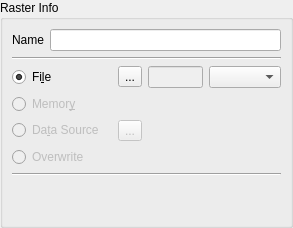
First picture: the form in src/terralib/qt/widgets/rp/ui/RasterInfoWidgetForm.ui, repository claudiobogossian/terralib5, before the edit.
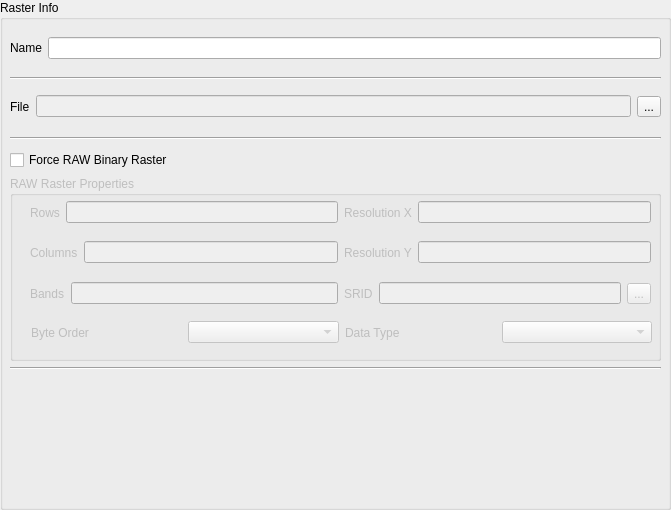
Second picture: the form after the edit.

```diff
--- a/src/terralib/qt/widgets/rp/ui/RasterInfoWidgetForm.ui
+++ b/src/terralib/qt/widgets/rp/ui/RasterInfoWidgetForm.ui
@@ -6,10 +6,16 @@
    <rect>
     <x>0</x>
     <y>0</y>
-    <width>293</width>
-    <height>228</height>
+    <width>671</width>
+    <height>510</height>
    </rect>
   </property>
+  <property name="minimumSize">
+   <size>
+    <width>0</width>
+    <height>0</height>
+   </size>
+  </property>
   <property name="windowTitle">
    <string>Raster Info</string>
   </property>
@@ -28,13 +34,37 @@
    </property>
    <item row="0" column="0">
     <widget class="QGroupBox" name="groupBox">
+     <property name="minimumSize">
+      <size>
+       <width>671</width>
+       <height>510</height>
+      </size>
+     </property>
      <property name="title">
       <string>Raster Info</string>
      </property>
-     <layout class="QGridLayout" name="gridLayout_6">
-      <item row="0" column="0">
-       <layout class="QGridLayout" name="gridLayout_5">
-        <item row="0" column="0">
+     <widget class="Line" name="line_3">
+      <property name="geometry">
+       <rect>
+        <x>10</x>
+        <y>130</y>
+        <width>651</width>
+        <height>16</height>
+       </rect>
+      </property>
+      <property name="orientation">
+       <enum>Qt::Horizontal</enum>
+      </property>
+     </widget>
+     <widget class="QWidget" name="">
+      <property name="geometry">
+       <rect>
+        <x>10</x>
+        <y>33</y>
+        <width>651</width>
+        <height>31</height>
+       </rect>
+      </property>
          <layout class="QGridLayout" name="gridLayout">
           <item row="0" column="0">
            <widget class="QLabel" name="label">
@@ -51,35 +81,61 @@
            </widget>
           </item>
          </layout>
-        </item>
-        <item row="1" column="0">
+     </widget>
          <widget class="Line" name="line">
+      <property name="geometry">
+       <rect>
+        <x>10</x>
+        <y>70</y>
+        <width>651</width>
+        <height>16</height>
+       </rect>
+      </property>
           <property name="orientation">
            <enum>Qt::Horizontal</enum>
           </property>
          </widget>
-        </item>
-        <item row="2" column="0">
-         <layout class="QGridLayout" name="gridLayout_4">
-          <item row="0" column="0">
-           <widget class="QRadioButton" name="m_fileRadioButton">
-            <property name="minimumSize">
-             <size>
-              <width>100</width>
-              <height>0</height>
-             </size>
-            </property>
+     <widget class="Line" name="line_2">
+      <property name="geometry">
+       <rect>
+        <x>10</x>
+        <y>360</y>
+        <width>651</width>
+        <height>16</height>
+       </rect>
+      </property>
+      <property name="orientation">
+       <enum>Qt::Horizontal</enum>
+      </property>
+     </widget>
+     <widget class="QWidget" name="m_widget" native="true">
+      <property name="geometry">
+       <rect>
+        <x>10</x>
+        <y>380</y>
+        <width>651</width>
+        <height>116</height>
+       </rect>
+      </property>
+     </widget>
+     <widget class="QWidget" name="">
+      <property name="geometry">
+       <rect>
+        <x>10</x>
+        <y>90</y>
+        <width>651</width>
+        <height>33</height>
+       </rect>
+      </property>
+      <layout class="QHBoxLayout" name="horizontalLayout">
+       <item>
+        <widget class="QLabel" name="label_2">
             <property name="text">
-             <string>Fi&amp;le</string>
-            </property>
-            <property name="checked">
-             <bool>true</bool>
+          <string>File</string>
             </property>
            </widget>
           </item>
-          <item row="0" column="1">
-           <layout class="QGridLayout" name="gridLayout_2">
-            <item row="0" column="2">
+       <item>
              <widget class="QLineEdit" name="m_fileNameLineEdit">
               <property name="enabled">
                <bool>false</bool>
@@ -89,7 +145,7 @@
               </property>
              </widget>
             </item>
-            <item row="0" column="1">
+       <item>
              <widget class="QToolButton" name="m_openFileDlgToolButton">
               <property name="toolTip">
                <string>Select the raster file name</string>
@@ -99,57 +155,187 @@
               </property>
              </widget>
             </item>
-            <item row="0" column="3">
-             <widget class="QComboBox" name="m_extComboBox">
+      </layout>
+     </widget>
+     <widget class="QWidget" name="">
+      <property name="geometry">
+       <rect>
+        <x>10</x>
+        <y>150</y>
+        <width>651</width>
+        <height>211</height>
+       </rect>
+      </property>
+      <layout class="QVBoxLayout" name="verticalLayout">
+       <item>
+        <widget class="QCheckBox" name="m_forceRAWRastercheckBox">
               <property name="enabled">
                <bool>true</bool>
               </property>
-              <property name="toolTip">
-               <string>Defines the raster file extension.</string>
-              </property>
-             </widget>
-            </item>
-           </layout>
-          </item>
-          <item row="1" column="0">
-           <widget class="QRadioButton" name="m_memRadioButton">
+         <property name="text">
+          <string>Force RAW Binary Raster</string>
+         </property>
+         <property name="checkable">
+          <bool>true</bool>
+         </property>
+        </widget>
+       </item>
+       <item>
+        <widget class="QGroupBox" name="m_rawRasterPropertiesGroupBox">
             <property name="enabled">
              <bool>false</bool>
             </property>
             <property name="minimumSize">
              <size>
-              <width>100</width>
-              <height>0</height>
-             </size>
-            </property>
+           <width>649</width>
+           <height>183</height>
+          </size>
+         </property>
+         <property name="title">
+          <string>RAW Raster Properties</string>
+         </property>
+         <widget class="QWidget" name="">
+          <property name="geometry">
+           <rect>
+            <x>20</x>
+            <y>20</y>
+            <width>621</width>
+            <height>33</height>
+           </rect>
+          </property>
+          <layout class="QHBoxLayout" name="horizontalLayout_9">
+           <item>
+            <layout class="QHBoxLayout" name="horizontalLayout_2">
+             <item>
+              <widget class="QLabel" name="label_3">
             <property name="text">
-             <string>Memor&amp;y</string>
+                <string>Rows</string>
             </property>
            </widget>
           </item>
-          <item row="2" column="0">
-           <widget class="QRadioButton" name="m_dsRadioButton">
-            <property name="enabled">
+             <item>
+              <widget class="QLineEdit" name="m_rowsLineEdit">
+               <property name="readOnly">
              <bool>false</bool>
             </property>
-            <property name="minimumSize">
-             <size>
-              <width>100</width>
-              <height>0</height>
-             </size>
-            </property>
+              </widget>
+             </item>
+            </layout>
+           </item>
+           <item>
+            <layout class="QHBoxLayout" name="horizontalLayout_6">
+             <item>
+              <widget class="QLabel" name="label_6">
+               <property name="text">
+                <string>Resolution X</string>
+               </property>
+              </widget>
+             </item>
+             <item>
+              <widget class="QLineEdit" name="m_resolutionXLineEdit">
+               <property name="readOnly">
+                <bool>false</bool>
+               </property>
+              </widget>
+             </item>
+            </layout>
+           </item>
+          </layout>
+         </widget>
+         <widget class="QWidget" name="">
+          <property name="geometry">
+           <rect>
+            <x>20</x>
+            <y>60</y>
+            <width>621</width>
+            <height>33</height>
+           </rect>
+          </property>
+          <layout class="QHBoxLayout" name="horizontalLayout_10">
+           <item>
+            <layout class="QHBoxLayout" name="horizontalLayout_3">
+             <item>
+              <widget class="QLabel" name="label_4">
             <property name="text">
-             <string>Da&amp;ta Source</string>
+                <string>Columns</string>
             </property>
            </widget>
           </item>
-          <item row="2" column="1">
-           <layout class="QGridLayout" name="gridLayout_3">
-            <item row="0" column="0">
-             <widget class="QToolButton" name="m_openDSDlgToolButton">
-              <property name="enabled">
+             <item>
+              <widget class="QLineEdit" name="m_columnsLineEdit">
+               <property name="readOnly">
                <bool>false</bool>
               </property>
+              </widget>
+             </item>
+            </layout>
+           </item>
+           <item>
+            <layout class="QHBoxLayout" name="horizontalLayout_7">
+             <item>
+              <widget class="QLabel" name="label_7">
+               <property name="text">
+                <string>Resolution Y</string>
+               </property>
+              </widget>
+             </item>
+             <item>
+              <widget class="QLineEdit" name="m_resolutionYLineEdit">
+               <property name="readOnly">
+                <bool>false</bool>
+               </property>
+              </widget>
+             </item>
+            </layout>
+           </item>
+          </layout>
+         </widget>
+         <widget class="QWidget" name="">
+          <property name="geometry">
+           <rect>
+            <x>20</x>
+            <y>100</y>
+            <width>621</width>
+            <height>35</height>
+           </rect>
+          </property>
+          <layout class="QHBoxLayout" name="horizontalLayout_11">
+           <item>
+            <layout class="QHBoxLayout" name="horizontalLayout_4">
+             <item>
+              <widget class="QLabel" name="label_5">
+               <property name="text">
+                <string>Bands</string>
+               </property>
+              </widget>
+             </item>
+             <item>
+              <widget class="QLineEdit" name="m_bandsLineEdit">
+               <property name="readOnly">
+                <bool>false</bool>
+               </property>
+              </widget>
+             </item>
+            </layout>
+           </item>
+           <item>
+            <layout class="QHBoxLayout" name="horizontalLayout_8">
+             <item>
+              <widget class="QLabel" name="label_8">
+               <property name="text">
+                <string>SRID</string>
+               </property>
+              </widget>
+             </item>
+             <item>
+              <widget class="QLineEdit" name="m_sridLineEdit">
+               <property name="readOnly">
+                <bool>true</bool>
+               </property>
+              </widget>
+             </item>
+             <item>
+              <widget class="QToolButton" name="m_openSRIDDlgToolButton">
               <property name="toolTip">
                <string>Select a data source to save the raster.</string>
               </property>
@@ -158,46 +344,54 @@
               </property>
              </widget>
             </item>
-            <item row="0" column="1">
-             <spacer name="horizontalSpacer_2">
-              <property name="orientation">
-               <enum>Qt::Horizontal</enum>
-              </property>
-              <property name="sizeHint" stdset="0">
-               <size>
-                <width>40</width>
-                <height>20</height>
-               </size>
-              </property>
-             </spacer>
-            </item>
-           </layout>
-          </item>
-          <item row="3" column="0">
-           <widget class="QRadioButton" name="m_overightRadioButton">
-            <property name="enabled">
-             <bool>false</bool>
-            </property>
+            </layout>
+           </item>
+          </layout>
+         </widget>
+         <widget class="QWidget" name="">
+          <property name="geometry">
+           <rect>
+            <x>21</x>
+            <y>140</y>
+            <width>621</width>
+            <height>33</height>
+           </rect>
+          </property>
+          <layout class="QHBoxLayout" name="horizontalLayout_13">
+           <item>
+            <layout class="QHBoxLayout" name="horizontalLayout_5">
+             <item>
+              <widget class="QLabel" name="label_9">
             <property name="text">
-             <string>Overwrite</string>
+                <string>Byte Order</string>
             </property>
            </widget>
           </item>
-         </layout>
-        </item>
-        <item row="3" column="0">
-         <widget class="Line" name="line_2">
-          <property name="orientation">
-           <enum>Qt::Horizontal</enum>
+             <item>
+              <widget class="QComboBox" name="m_byteOrderComboBox"/>
+             </item>
+            </layout>
+           </item>
+           <item>
+            <layout class="QHBoxLayout" name="horizontalLayout_12">
+             <item>
+              <widget class="QLabel" name="label_10">
+               <property name="text">
+                <string>Data Type</string>
           </property>
          </widget>
         </item>
-        <item row="4" column="0">
-         <widget class="QWidget" name="m_widget" native="true"/>
+             <item>
+              <widget class="QComboBox" name="m_dataTypeComboBox"/>
         </item>
        </layout>
       </item>
      </layout>
+         </widget>
+        </widget>
+       </item>
+      </layout>
+     </widget>
     </widget>
    </item>
   </layout>
```
Left out of the diff: 68 changed lines with no effect on the pictures. Lines whose indentation alone changed are shown as unchanged.
